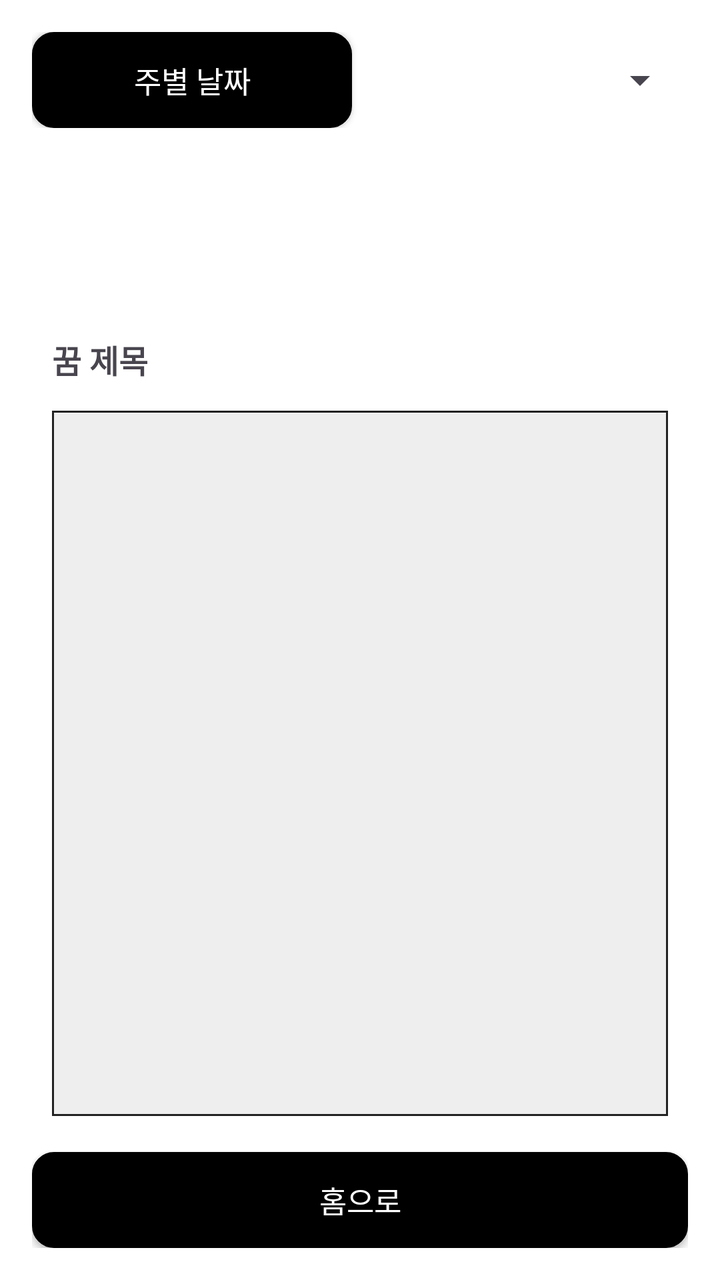
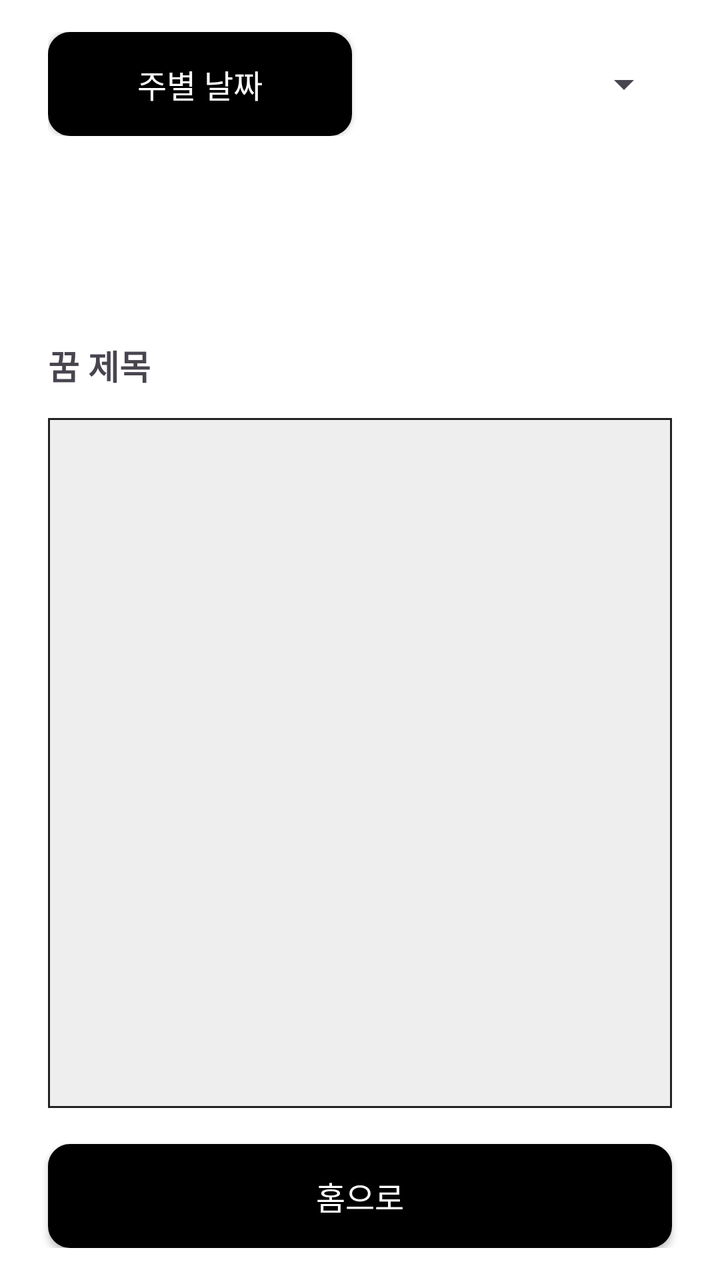

An Android layout rendered at two revisions. The XML below is the earlier revision; the diff shows what the commit changed to produce the second picture.
<!-- AndroidManifest.xml: application theme Theme.Material3.DayNight.NoActionBar -->
<!-- res/layout/activity_story_query.xml -->
<?xml version="1.0" encoding="utf-8"?>
<LinearLayout xmlns:android="http://schemas.android.com/apk/res/android"
    android:orientation="vertical"
    android:padding="16dp"
    android:layout_width="match_parent"
    android:layout_height="match_parent"
    android:background="#FFFFFF">

    
    <LinearLayout
        android:orientation="horizontal"
        android:layout_width="match_parent"
        android:layout_height="wrap_content"
        android:layout_marginBottom="8dp"
        android:weightSum="2">

        
        <androidx.appcompat.widget.AppCompatButton
            android:id="@+id/btnSelectDate"
            android:layout_weight="1"
            android:layout_width="0dp"
            android:layout_height="48dp"
            android:text="@string/button_select_date"
            android:textColor="@android:color/white"
            android:background="@drawable/rounded_login"
            android:layout_marginEnd="8dp"
            android:fontFamily="@font/spoqahansansneo_bold"
            android:textSize="15sp" />

        
        <Spinner
            android:id="@+id/spinnerGenre"
            android:layout_weight="1"
            android:layout_width="0dp"
            android:layout_height="48dp" />
    </LinearLayout>

    
    <ScrollView
        android:layout_width="match_parent"
        android:layout_height="0dp"
        android:layout_weight="0.5"
        android:layout_marginBottom="8dp">

        <LinearLayout
            android:id="@+id/layoutDateCheckboxes"
            android:orientation="vertical"
            android:layout_width="match_parent"
            android:layout_height="wrap_content" />
    </ScrollView>

    
    <TextView
        android:id="@+id/tvStoryTitle"
        android:text="@string/story_title"
        android:layout_marginStart="10dp"
        android:textStyle="bold"
        android:textSize="16sp"
        android:layout_width="match_parent"
        android:layout_height="wrap_content"
        android:layout_marginBottom="4dp"
        android:fontFamily="@font/spoqahansansneo_bold" />

    
    <ScrollView
        android:layout_width="match_parent"
        android:layout_height="0dp"
        android:layout_weight="2"
        android:background="@drawable/box_border"
        android:overScrollMode="always"
        android:layout_margin="10dp"
        android:padding="8dp">

        <TextView
            android:id="@+id/tvStoryContent"
            android:layout_width="match_parent"
            android:layout_height="wrap_content"
            android:hint="@string/h_null"
            android:minLines="3"
            android:padding="8dp"
            android:textSize="15sp" />

    </ScrollView>

    
    <androidx.appcompat.widget.AppCompatButton
        android:id="@+id/btnHome"
        android:text="@string/button_home"
        android:textColor="@android:color/white"
        android:layout_width="match_parent"
        android:layout_height="48dp"
        android:background="@drawable/rounded_login"
        android:fontFamily="@font/spoqahansansneo_bold"
        android:textSize="15sp"
        android:layout_marginTop="8dp" />

</LinearLayout>
<!-- resources referenced by this layout -->
<resources>
  <!-- drawable box_border (drawable) -->
  <?xml version="1.0" encoding="utf-8"?>
  <shape xmlns:android="http://schemas.android.com/apk/res/android"
      android:shape="rectangle">
      <solid android:color="#EEEEEE"/> 
      <stroke android:width="1dp" android:color="#222222"/> 
      
  </shape>
  <!-- drawable rounded_login (drawable) -->
  <?xml version="1.0" encoding="utf-8"?>
  <shape xmlns:android="http://schemas.android.com/apk/res/android">
      <solid android:color="#000000"/> 
      <corners android:radius="10dp"/> 
      <stroke android:color="#000000" android:width="2dp"/> 
  </shape>
  <string name="button_home">홈으로</string>
  <string name="button_select_date">주별 날짜</string>
  <string name="h_null">""</string>
  <string name="story_title">꿈 제목</string>
</resources>

<!-- the commit's change to res/layout/activity_story_query.xml (unified diff, before → after) -->
@@ -1,4 +1,3 @@
-<?xml version="1.0" encoding="utf-8"?>
 <LinearLayout xmlns:android="http://schemas.android.com/apk/res/android"
     android:orientation="vertical"
     android:padding="16dp"
@@ -11,6 +10,8 @@
         android:orientation="horizontal"
         android:layout_width="match_parent"
         android:layout_height="wrap_content"
+        android:layout_marginStart="8dp"
+        android:layout_marginEnd="8dp"
         android:layout_marginBottom="8dp"
         android:weightSum="2">
 
@@ -19,20 +20,20 @@
             android:id="@+id/btnSelectDate"
             android:layout_weight="1"
             android:layout_width="0dp"
-            android:layout_height="48dp"
+            android:layout_height="52dp"
             android:text="@string/button_select_date"
             android:textColor="@android:color/white"
             android:background="@drawable/rounded_login"
             android:layout_marginEnd="8dp"
             android:fontFamily="@font/spoqahansansneo_bold"
-            android:textSize="15sp" />
+            android:textSize="16sp" />
 
         
         <Spinner
             android:id="@+id/spinnerGenre"
             android:layout_weight="1"
             android:layout_width="0dp"
-            android:layout_height="48dp" />
+            android:layout_height="52dp" />
     </LinearLayout>
 
     
@@ -40,6 +41,8 @@
         android:layout_width="match_parent"
         android:layout_height="0dp"
         android:layout_weight="0.5"
+        android:layout_marginStart="8dp"
+        android:layout_marginEnd="8dp"
         android:layout_marginBottom="8dp">
 
         <LinearLayout
@@ -53,9 +56,10 @@
     <TextView
         android:id="@+id/tvStoryTitle"
         android:text="@string/story_title"
-        android:layout_marginStart="10dp"
+        android:layout_marginStart="8dp"
+        android:layout_marginEnd="8dp"
         android:textStyle="bold"
-        android:textSize="16sp"
+        android:textSize="17sp"
         android:layout_width="match_parent"
         android:layout_height="wrap_content"
         android:layout_marginBottom="4dp"
@@ -68,7 +72,10 @@
         android:layout_weight="2"
         android:background="@drawable/box_border"
         android:overScrollMode="always"
-        android:layout_margin="10dp"
+        android:layout_marginStart="8dp"
+        android:layout_marginEnd="8dp"
+        android:layout_marginTop="10dp"
+        android:layout_marginBottom="10dp"
         android:padding="8dp">
 
         <TextView
@@ -78,7 +85,7 @@
             android:hint="@string/h_null"
             android:minLines="3"
             android:padding="8dp"
-            android:textSize="15sp" />
+            android:textSize="16sp" />
 
     </ScrollView>
 
@@ -88,10 +95,12 @@
         android:text="@string/button_home"
         android:textColor="@android:color/white"
         android:layout_width="match_parent"
-        android:layout_height="48dp"
+        android:layout_height="52dp"
         android:background="@drawable/rounded_login"
         android:fontFamily="@font/spoqahansansneo_bold"
-        android:textSize="15sp"
-        android:layout_marginTop="8dp" />
+        android:textSize="16sp"
+        android:layout_marginTop="8dp"
+        android:layout_marginStart="8dp"
+        android:layout_marginEnd="8dp" />
 
 </LinearLayout>
